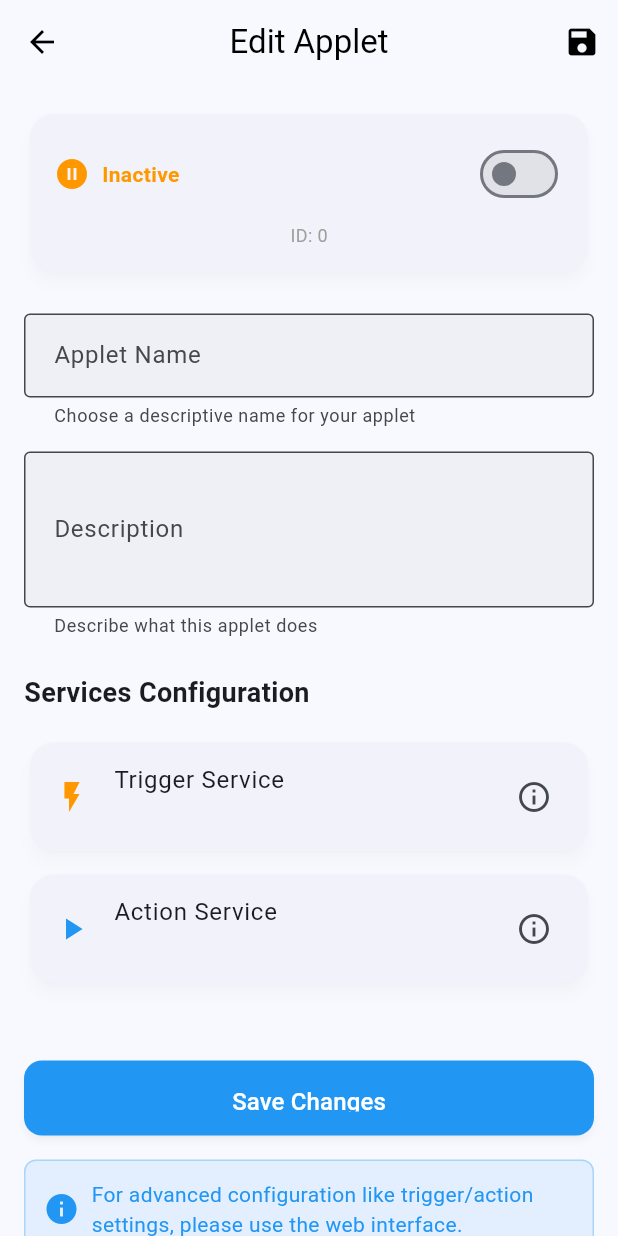
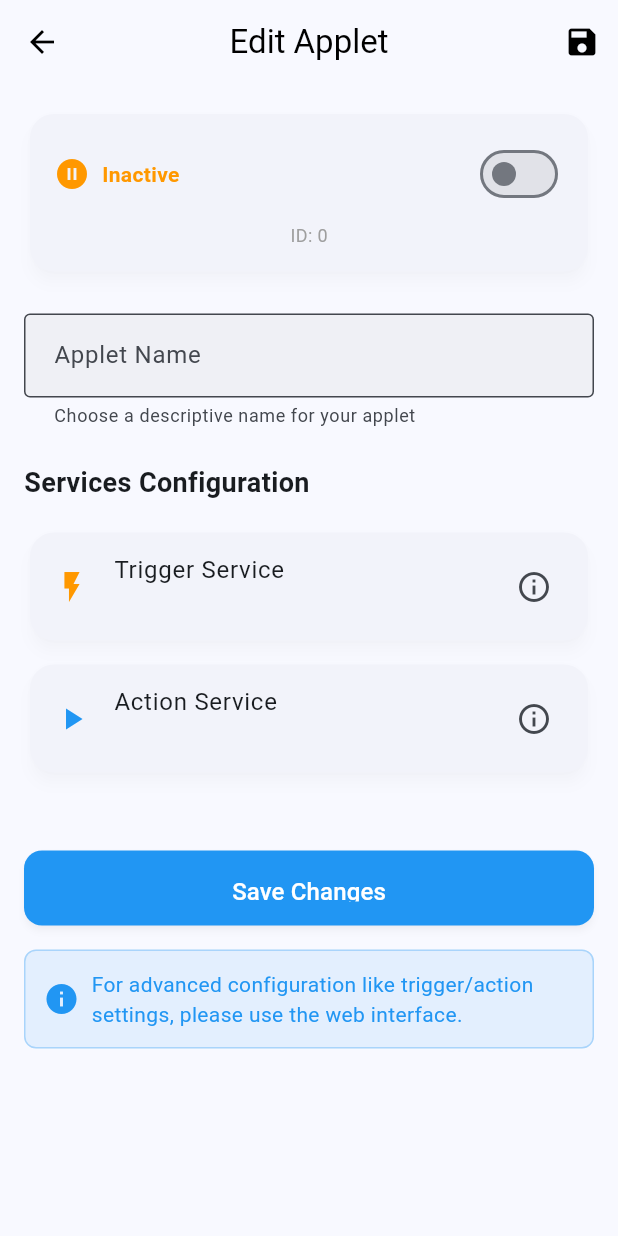
Before and after one commit to My-Epitech-Organisation/Area, a Flutter app: the AppletDetailsPage screen opened directly with empty values, after a tap on the "edit" icon, on a phone screen of 412 x 824 dp. Run offline on Flutter 3.47's test engine with Material 3 defaults, Android fonts, the phone set to English and light mode, and no system bars; our stand-ins replace app_links, flutter_secure_storage, google_sign_in; accounts and stored records are empty; network calls fail.

Commit message:
refactor(applet): remove description field and related code for simplification

```diff
--- a/mobile/lib/config/api_config.dart
+++ b/mobile/lib/config/api_config.dart
@@ -81,7 +81,6 @@ class ApiConfig {
   static String get googleLoginUrl => '$authBaseUrl/google-login/';
 
   static String automationUrl(int id) => '$apiBaseUrl/areas/$id/';
-  static String automationToggleUrl(int id) => '$apiBaseUrl/areas/$id/toggle/';
   static String automationDuplicateUrl(int id) =>
       '$apiBaseUrl/areas/$id/duplicate/';
   static String automationPauseUrl(int id) => '$apiBaseUrl/areas/$id/pause/';
--- a/mobile/lib/home_page.dart
+++ b/mobile/lib/home_page.dart
@@ -540,7 +540,7 @@ class _MyHomePageState extends State<MyHomePage> {
                 ),
                 const SizedBox(height: 2),
                 Text(
-                  applet.description,
+                  '${applet.action.service.name} → ${applet.reaction.service.name}',
                   style: TextStyle(fontSize: 14, color: Colors.grey.shade600),
                   maxLines: 1,
                   overflow: TextOverflow.ellipsis,
--- a/mobile/lib/models/applet.dart
+++ b/mobile/lib/models/applet.dart
@@ -162,7 +162,6 @@ class ReactionData {
 class Applet {
   final int id;
   final String name;
-  final String description;
   final ActionData action;
   final ReactionData reaction;
   final Map<String, dynamic> actionConfig;
@@ -173,7 +172,6 @@ class Applet {
   Applet({
     required this.id,
     required this.name,
-    required this.description,
     required this.action,
     required this.reaction,
     required this.actionConfig,
@@ -188,7 +186,6 @@ class Applet {
       return Applet(
         id: json['id'],
         name: json['name'] ?? '',
-        description: json['description'] ?? '',
         action: ActionData.fromJson(json['action']),
         reaction: ReactionData.fromJson(json['reaction']),
         actionConfig: json['action_config'] ?? {},
@@ -211,7 +208,6 @@ class Applet {
     return {
       'id': id,
       'name': name,
-      'description': description,
       'action': action.toJson(),
       'reaction': reaction.toJson(),
       'action_config': actionConfig,
@@ -225,53 +221,6 @@ class Applet {
   String get triggerService => action.service.name;
   String get actionService => reaction.service.name;
   bool get isActive => status == 'active';
-
-  // Create from old format (for migration)
-  factory Applet.fromOldFormat({
-    required int id,
-    required String name,
-    required String description,
-    required String triggerService,
-    required String actionService,
-    required bool isActive,
-  }) {
-    // Mock data for migration - in real app, this would fetch from API
-    final mockAction = ActionData(
-      id: 1,
-      name: 'Mock Trigger',
-      description: 'Mock trigger for migration',
-      service: ServiceData(
-        id: 1,
-        name: triggerService,
-        description: 'Mock service',
-        status: 'active',
-      ),
-    );
-
-    final mockReaction = ReactionData(
-      id: 1,
-      name: 'Mock Action',
-      description: 'Mock action for migration',
-      service: ServiceData(
-        id: 2,
-        name: actionService,
-        description: 'Mock service',
-        status: 'active',
-      ),
-    );
-
-    return Applet(
-      id: id,
-      name: name,
-      description: description,
-      action: mockAction,
-      reaction: mockReaction,
-      actionConfig: {},
-      reactionConfig: {},
-      status: isActive ? 'active' : 'disabled',
-      createdAt: DateTime.now(),
-    );
-  }
 
   /// Create a copy of this applet with enriched action/reaction data
   /// This is useful when the backend returns only IDs and we need to enrich with service data
@@ -310,7 +259,6 @@ class Applet {
     return Applet(
       id: id,
       name: name,
-      description: description,
       action: enrichedAction,
       reaction: enrichedReaction,
       actionConfig: actionConfig,
--- a/mobile/lib/pages/applet_details_page.dart
+++ b/mobile/lib/pages/applet_details_page.dart
@@ -347,10 +347,6 @@ class _AppletDetailsPageState extends State<AppletDetailsPage> {
               _buildStatusCard(context),
               const SizedBox(height: 24),
 
-              // Description Card
-              _buildDescriptionCard(context),
-              const SizedBox(height: 24),
-
               // Trigger Configuration Card
               _buildTriggerCard(context),
               const SizedBox(height: 24),
@@ -413,34 +409,6 @@ class _AppletDetailsPageState extends State<AppletDetailsPage> {
                   ),
                 ],
               ),
-            ),
-          ],
-        ),
-      ),
-    );
-  }
-
-  Widget _buildDescriptionCard(BuildContext context) {
-    return Card(
-      elevation: 2,
-      shape: RoundedRectangleBorder(borderRadius: BorderRadius.circular(12)),
-      child: Padding(
-        padding: const EdgeInsets.all(16),
-        child: Column(
-          crossAxisAlignment: CrossAxisAlignment.start,
-          children: [
-            Text(
-              'Description',
-              style: Theme.of(
-                context,
-              ).textTheme.titleMedium?.copyWith(fontWeight: FontWeight.bold),
-            ),
-            const SizedBox(height: 12),
-            Text(
-              _applet.description.isEmpty
-                  ? 'No description provided'
-                  : _applet.description,
-              style: Theme.of(context).textTheme.bodyMedium,
             ),
           ],
         ),
--- a/mobile/lib/pages/create_applet_page.dart
+++ b/mobile/lib/pages/create_applet_page.dart
@@ -317,7 +317,7 @@ class _CreateAppletPageState extends State<CreateAppletPage> {
     try {
       final appletService = AppletService();
       final applet = await appletService.createApplet(
-        description: _nameController.text.isNotEmpty
+        name: _nameController.text.isNotEmpty
             ? _nameController.text
             : 'Created from mobile app',
         actionId: _selectedActionId!,
--- a/mobile/lib/pages/edit_applet_page.dart
+++ b/mobile/lib/pages/edit_applet_page.dart
@@ -15,7 +15,6 @@ class EditAppletPage extends StatefulWidget {
 class _EditAppletPageState extends State<EditAppletPage> {
   final _formKey = GlobalKey<FormState>();
   late TextEditingController _nameController;
-  late TextEditingController _descriptionController;
   late bool _isActive;
 
   bool _isLoading = false;
@@ -25,16 +24,12 @@ class _EditAppletPageState extends State<EditAppletPage> {
   void initState() {
     super.initState();
     _nameController = TextEditingController(text: widget.applet.name);
-    _descriptionController = TextEditingController(
-      text: widget.applet.description,
-    );
     _isActive = widget.applet.isActive;
   }
 
   @override
   void dispose() {
     _nameController.dispose();
-    _descriptionController.dispose();
     super.dispose();
   }
 
@@ -50,7 +45,6 @@ class _EditAppletPageState extends State<EditAppletPage> {
     final success = await appletProvider.updateApplet(
       widget.applet.id,
       name: _nameController.text.trim(),
-      description: _descriptionController.text.trim(),
       status: _isActive ? 'active' : 'disabled',
     );
 
@@ -74,7 +68,16 @@ class _EditAppletPageState extends State<EditAppletPage> {
 
   Future<void> _toggleActive() async {
     final appletProvider = Provider.of<AppletProvider>(context, listen: false);
-    final success = await appletProvider.toggleApplet(widget.applet.id);
+
+    try {
+      bool success;
+      if (_isActive) {
+        // Currently active, so pause it
+        success = await appletProvider.pauseApplet(widget.applet.id);
+      } else {
+        // Currently paused/disabled, so resume it
+        success = await appletProvider.resumeApplet(widget.applet.id);
+      }
 
       if (success) {
         setState(() {
@@ -84,8 +87,25 @@ class _EditAppletPageState extends State<EditAppletPage> {
           ScaffoldMessenger.of(context).showSnackBar(
             SnackBar(
               content: Text(
-              _isActive ? 'Applet activated' : 'Applet deactivated',
+                _isActive ? 'Automation activated' : 'Automation paused',
               ),
+            ),
+          );
+        }
+      } else if (mounted) {
+        ScaffoldMessenger.of(context).showSnackBar(
+          SnackBar(
+            content: Text('Error: ${appletProvider.error}'),
+            backgroundColor: Colors.red,
+          ),
+        );
+      }
+    } catch (e) {
+      if (mounted) {
+        ScaffoldMessenger.of(context).showSnackBar(
+          SnackBar(
+            content: Text('Error toggling automation: $e'),
+            backgroundColor: Colors.red,
           ),
         );
       }
@@ -201,28 +221,6 @@ class _EditAppletPageState extends State<EditAppletPage> {
                     }
                     if (value.length < 3) {
                       return 'Name must be at least 3 characters';
-                    }
-                    return null;
-                  },
-                ),
-              ),
-
-              const SizedBox(height: 16),
-
-              Semantics(
-                label: 'Applet description input field',
-                hint: 'Enter a new description for your applet',
-                child: TextFormField(
-                  controller: _descriptionController,
-                  decoration: const InputDecoration(
-                    labelText: 'Description',
-                    border: OutlineInputBorder(),
-                    helperText: 'Describe what this applet does',
-                  ),
-                  maxLines: 3,
-                  validator: (value) {
-                    if (value == null || value.isEmpty) {
-                      return 'Please enter a description';
                     }
                     return null;
                   },
--- a/mobile/lib/pages/my_applets_page.dart
+++ b/mobile/lib/pages/my_applets_page.dart
@@ -450,11 +450,6 @@ class _MyAppletsPageState extends State<MyAppletsPage> {
                   ),
                 ],
               ),
-              const SizedBox(height: 8),
-              Text(
-                applet.description,
-                style: TextStyle(color: Colors.grey[600], fontSize: 14),
-              ),
               const SizedBox(height: 12),
               Row(
                 children: [
--- a/mobile/lib/services/applet_service.dart
+++ b/mobile/lib/services/applet_service.dart
@@ -47,7 +47,7 @@ class AppletService {
 
   /// Create a new applet
   Future<Applet> createApplet({
-    required String description,
+    required String name,
     required int actionId,
     required int reactionId,
     required Map<String, dynamic> actionConfig,
@@ -56,7 +56,7 @@ class AppletService {
     final response = await _httpClient.post(
       ApiConfig.automationsUrl,
       body: {
-        'name': description,
+        'name': name,
         'action': actionId,
         'reaction': reactionId,
         'action_config': actionConfig,
@@ -84,7 +84,6 @@ class AppletService {
   Future<Applet> updateApplet(
     int id, {
     String? name,
-    String? description,
     String? status,
     Map<String, dynamic>? actionConfig,
     Map<String, dynamic>? reactionConfig,
@@ -92,7 +91,6 @@ class AppletService {
     final updateData = <String, dynamic>{};
 
     if (name != null) updateData['name'] = name;
-    if (description != null) updateData['description'] = description;
     if (status != null) updateData['status'] = status;
     if (actionConfig != null) updateData['action_config'] = actionConfig;
     if (reactionConfig != null) updateData['reaction_config'] = reactionConfig;
@@ -122,9 +120,20 @@ class AppletService {
     }
   }
 
-  /// Toggle applet active/inactive state
-  Future<Applet> toggleApplet(int id) async {
-    final response = await _httpClient.post(ApiConfig.automationToggleUrl(id));
+  Future<Applet> pauseApplet(int id) async {
+    final response = await _httpClient.post(ApiConfig.automationPauseUrl(id));
+
+    final applet = _httpClient.parseResponse<Applet>(
+      response,
+      (data) => Applet.fromJson(data),
+    );
+
+    _cache.remove(_cacheKeyPrefix);
+    return applet;
+  }
+
+  Future<Applet> resumeApplet(int id) async {
+    final response = await _httpClient.post(ApiConfig.automationResumeUrl(id));
 
     final applet = _httpClient.parseResponse<Applet>(
       response,
@@ -190,30 +199,6 @@ class AppletService {
     });
   }
 
-  Future<Applet> pauseApplet(int id) async {
-    final response = await _httpClient.post(ApiConfig.automationPauseUrl(id));
-
-    final applet = _httpClient.parseResponse<Applet>(
-      response,
-      (data) => Applet.fromJson(data),
-    );
-
-    _cache.remove(_cacheKeyPrefix);
-    return applet;
-  }
-
-  Future<Applet> resumeApplet(int id) async {
-    final response = await _httpClient.post(ApiConfig.automationResumeUrl(id));
-
-    final applet = _httpClient.parseResponse<Applet>(
-      response,
-      (data) => Applet.fromJson(data),
-    );
-
-    _cache.remove(_cacheKeyPrefix);
-    return applet;
-  }
-
   /// Clear all applet-related cache
   void clearCache() {
     _cache.remove(_cacheKeyPrefix);
```
Also changed, not shown: mobile/lib/providers/applet_provider.dart (+9 -10 lines). Lines whose indentation alone changed are shown as unchanged.
